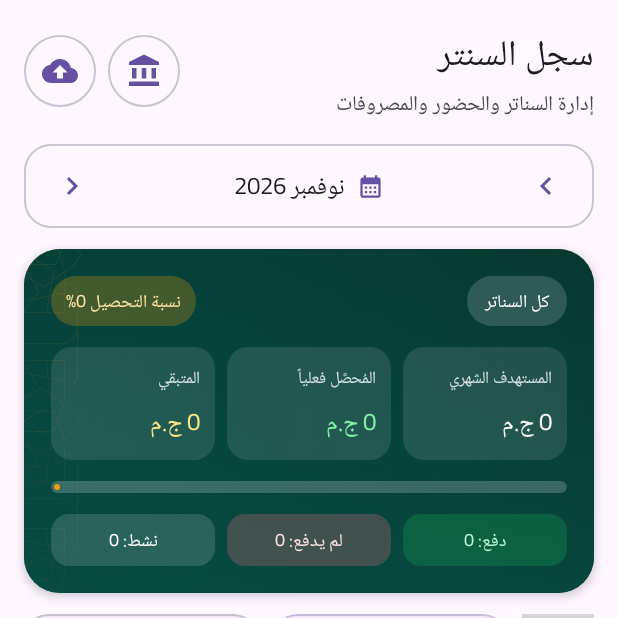
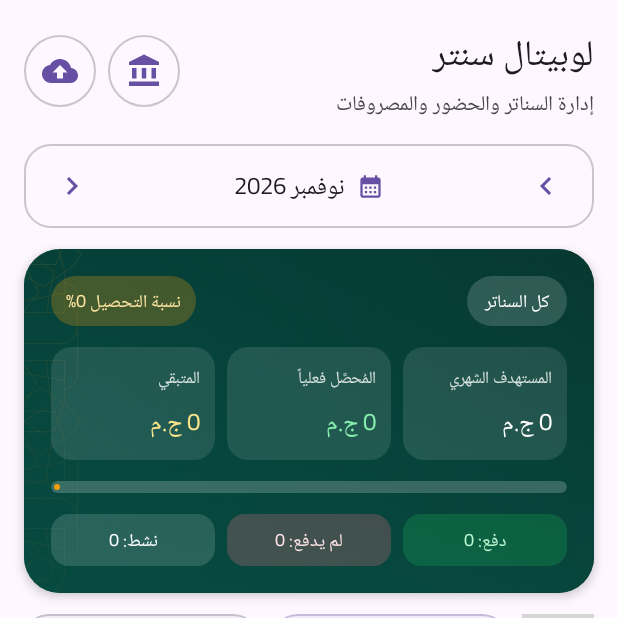
Before and after one commit to waleedelgarhy93-bot/-, an Android app built with Jetpack Compose: the DashboardScreen screen opened through its navigation route, on a phone screen of 412 x 824 dp, the top half of it. Run offline under Robolectric (Android 15) with nearby library versions, the phone set to English and light mode, and no system bars; our stand-ins replace Room's generated code; 2 statements that could not run were skipped; grey boxes are pictures that could not be loaded.

Commit message:
Rename app to Lopital Center (لوبيتال سنتر)
Co-Authored-By: Claude Opus 5.5 <noreply@anthropic.com>

```diff
--- a/app/src/main/res/values/strings.xml
+++ b/app/src/main/res/values/strings.xml
@@ -1,5 +1,5 @@
 <resources>
-    <string name="app_name">سجل السنتر</string>
+    <string name="app_name">لوبيتال سنتر</string>
     <string name="app_subtitle">إدارة السناتر والحضور والمصروفات</string>
     <string name="cd_back">رجوع</string>
     <string name="cd_voice_input">إدخال صوتي بالعربية</string>
```
